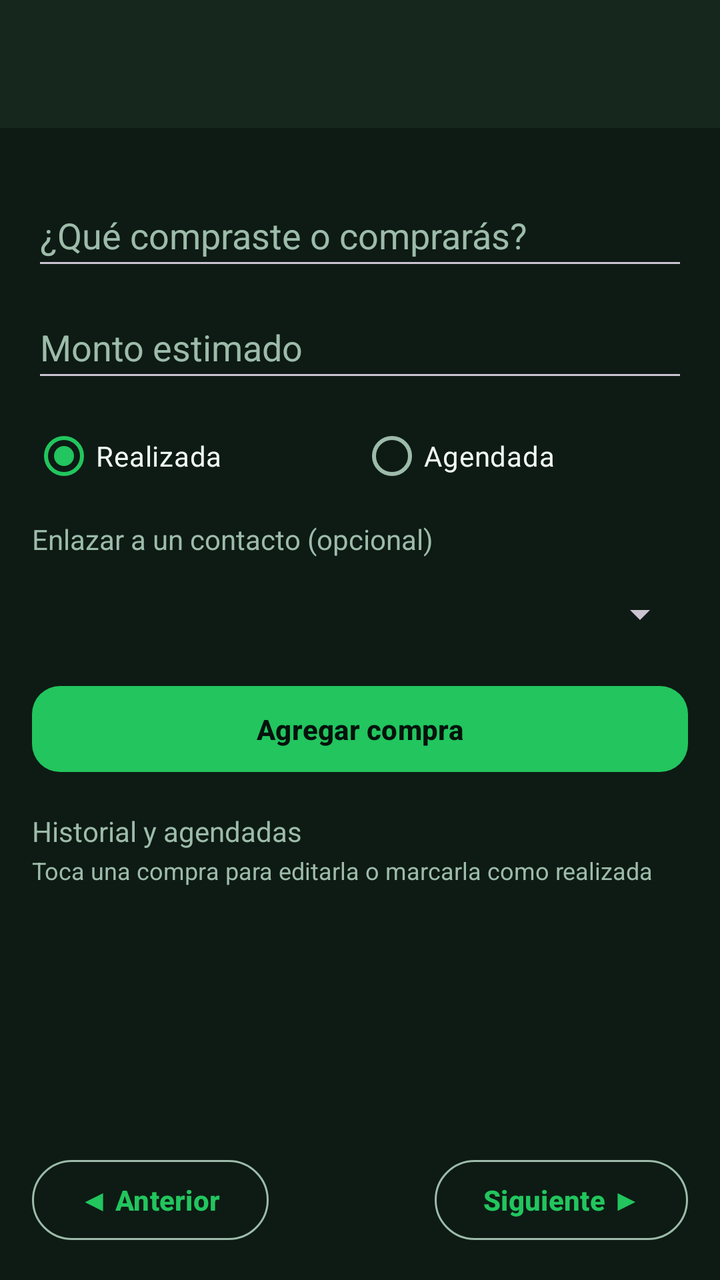
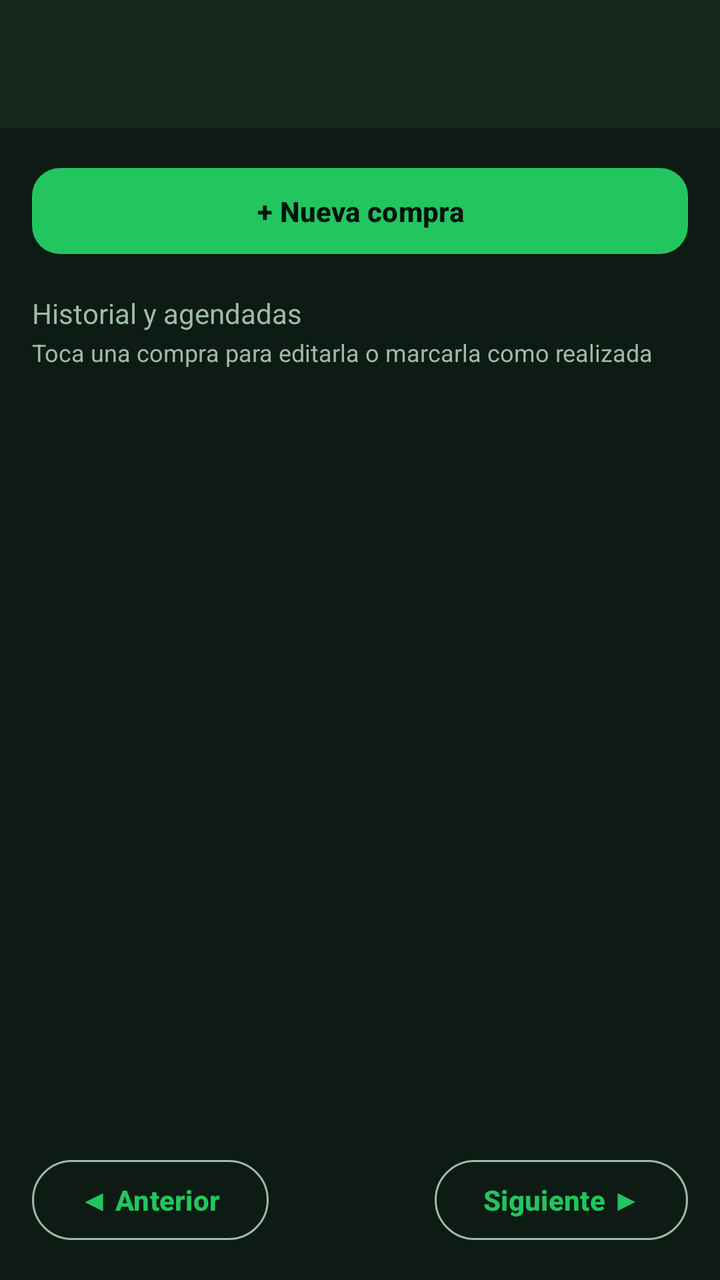

An Android layout rendered at two revisions. The XML below is the earlier revision; the diff shows what the commit changed to produce the second picture.
<!-- AndroidManifest.xml: application theme Theme.LocalCash -->
<!-- res/layout/activity_compras.xml -->
<?xml version="1.0" encoding="utf-8"?>
<androidx.constraintlayout.widget.ConstraintLayout xmlns:android="http://schemas.android.com/apk/res/android"
    xmlns:app="http://schemas.android.com/apk/res-auto"
    xmlns:tools="http://schemas.android.com/tools"
    android:id="@+id/main"
    android:layout_width="match_parent"
    android:layout_height="match_parent"
    android:background="@color/lc_background"
    tools:context=".ComprasActivity">

    <com.google.android.material.appbar.MaterialToolbar
        android:id="@+id/toolbar"
        android:layout_width="0dp"
        android:layout_height="?attr/actionBarSize"
        android:background="@color/lc_surface"
        android:theme="@style/ThemeOverlay.Material3.Dark"
        app:layout_constraintEnd_toEndOf="parent"
        app:layout_constraintStart_toStartOf="parent"
        app:layout_constraintTop_toTopOf="parent" />

    <LinearLayout
        android:layout_width="0dp"
        android:layout_height="0dp"
        android:orientation="vertical"
        android:padding="16dp"
        app:layout_constraintBottom_toBottomOf="parent"
        app:layout_constraintEnd_toEndOf="parent"
        app:layout_constraintStart_toStartOf="parent"
        app:layout_constraintTop_toBottomOf="@id/toolbar">

        <EditText
            android:id="@+id/etTitulo"
            android:layout_width="match_parent"
            android:layout_height="wrap_content"
            android:layout_marginTop="12dp"
            android:hint="@string/acp_ettitulo"
            android:inputType="text"
            android:minHeight="48dp"
            android:textColor="@color/lc_text"
            android:textColorHint="@color/lc_hint" />

        <EditText
            android:id="@+id/etMonto"
            android:layout_width="match_parent"
            android:layout_height="wrap_content"
            android:layout_marginTop="8dp"
            android:hint="@string/acp_etmonto"
            android:inputType="numberDecimal"
            android:minHeight="48dp"
            android:textColor="@color/lc_text"
            android:textColorHint="@color/lc_hint" />

        <RadioGroup
            android:id="@+id/rgEstado"
            android:layout_width="match_parent"
            android:layout_height="wrap_content"
            android:layout_marginTop="8dp"
            android:orientation="horizontal">

            <RadioButton
                android:id="@+id/rbRealizada"
                android:layout_width="0dp"
                android:layout_height="wrap_content"
                android:layout_weight="1"
                android:checked="true"
                android:text="@string/acp_realizada"
                android:textColor="@color/lc_text" />

            <RadioButton
                android:id="@+id/rbAgendada"
                android:layout_width="0dp"
                android:layout_height="wrap_content"
                android:layout_weight="1"
                android:text="@string/acp_agendada"
                android:textColor="@color/lc_text" />
        </RadioGroup>

        <TextView
            android:layout_width="wrap_content"
            android:layout_height="wrap_content"
            android:layout_marginTop="8dp"
            android:text="@string/acp_contacto"
            android:textColor="@color/lc_hint" />

        <Spinner
            android:id="@+id/spContacto"
            android:layout_width="match_parent"
            android:layout_height="wrap_content"
            android:layout_marginTop="4dp"
            android:minHeight="48dp" />

        <Button
            android:id="@+id/btnAgregar"
            android:layout_width="match_parent"
            android:layout_height="wrap_content"
            android:layout_marginTop="8dp"
            android:text="@string/acp_btnagregar" />

        <Button
            android:id="@+id/btnCancelar"
            style="?attr/materialButtonOutlinedStyle"
            android:layout_width="match_parent"
            android:layout_height="wrap_content"
            android:layout_marginTop="4dp"
            android:text="@string/acp_btncancelar"
            android:visibility="gone" />

        <TextView
            android:layout_width="wrap_content"
            android:layout_height="wrap_content"
            android:layout_marginTop="16dp"
            android:text="@string/acp_lista"
            android:textColor="@color/lc_hint" />

        <TextView
            android:layout_width="wrap_content"
            android:layout_height="wrap_content"
            android:layout_marginTop="2dp"
            android:text="@string/acp_toca_editar"
            android:textColor="@color/lc_hint"
            android:textSize="12sp" />

        <androidx.recyclerview.widget.RecyclerView
            android:id="@+id/rvCompras"
            android:layout_width="match_parent"
            android:layout_height="0dp"
            android:layout_marginTop="8dp"
            android:layout_weight="1" />

        <LinearLayout
            android:id="@+id/barraPaginacion"
            android:layout_width="match_parent"
            android:layout_height="wrap_content"
            android:layout_marginTop="8dp"
            android:gravity="center_vertical"
            android:orientation="horizontal">

            <Button
                android:id="@+id/btnPagAnterior"
                style="?attr/materialButtonOutlinedStyle"
                android:layout_width="wrap_content"
                android:layout_height="wrap_content"
                android:text="@string/paginador_anterior" />

            <TextView
                android:id="@+id/tvPagina"
                android:layout_width="0dp"
                android:layout_height="wrap_content"
                android:layout_weight="1"
                android:gravity="center"
                android:textColor="@color/lc_hint" />

            <Button
                android:id="@+id/btnPagSiguiente"
                style="?attr/materialButtonOutlinedStyle"
                android:layout_width="wrap_content"
                android:layout_height="wrap_content"
                android:text="@string/paginador_siguiente" />
        </LinearLayout>

    </LinearLayout>

</androidx.constraintlayout.widget.ConstraintLayout>
<!-- resources referenced by this layout -->
<resources>
  <color name="lc_background">#0D1B14</color>
  <color name="lc_hint">#9DBBAA</color>
  <color name="lc_surface">#16281E</color>
  <color name="lc_text">#F1F8F4</color>
  <string name="acp_agendada">Agendada</string>
  <string name="acp_btnagregar">Agregar compra</string>
  <string name="acp_btncancelar">Cancelar edición</string>
  <string name="acp_contacto">Enlazar a un contacto (opcional)</string>
  <string name="acp_etmonto">Monto estimado</string>
  <string name="acp_ettitulo">¿Qué compraste o comprarás?</string>
  <string name="acp_lista">Historial y agendadas</string>
  <string name="acp_realizada">Realizada</string>
  <string name="acp_toca_editar">Toca una compra para editarla o marcarla como realizada</string>
  <string name="paginador_anterior">◀ Anterior</string>
  <string name="paginador_siguiente">Siguiente ▶</string>
  <style name="Theme.LocalCash" parent="Base.Theme.LocalCash" />
  <style name="Base.Theme.LocalCash" parent="Theme.Material3.Dark.NoActionBar">
          
          <item name="colorPrimary">@color/lc_accent</item>
          <item name="colorOnPrimary">@color/lc_on_primary</item>
          <item name="colorPrimaryContainer">@color/lc_accent_dark</item>
          <item name="colorOnPrimaryContainer">@color/lc_text</item>
          <item name="colorSecondary">@color/lc_accent</item>
          <item name="colorOnSecondary">@color/lc_on_primary</item>
          <item name="colorSecondaryContainer">@color/lc_surface_variant</item>
          <item name="colorOnSecondaryContainer">@color/lc_text</item>
  
          
          <item name="android:colorBackground">@color/lc_background</item>
          <item name="colorSurface">@color/lc_surface</item>
          <item name="colorOnSurface">@color/lc_text</item>
          <item name="colorSurfaceVariant">@color/lc_surface_variant</item>
          <item name="colorOnSurfaceVariant">@color/lc_hint</item>
          <item name="colorOutline">@color/lc_hint</item>
  
          
          <item name="android:statusBarColor">@color/lc_background</item>
          <item name="android:navigationBarColor">@color/lc_background</item>
  
          
          <item name="materialButtonStyle">@style/Widget.LocalCash.Button</item>
      </style>
  <color name="lc_accent">#22C55E</color>
  <color name="lc_on_primary">#04120C</color>
  <color name="lc_accent_dark">#15803D</color>
  <color name="lc_surface_variant">#1E3528</color>
  <style name="Widget.LocalCash.Button" parent="Widget.Material3.Button">
          <item name="cornerRadius">14dp</item>
          <item name="android:paddingTop">12dp</item>
          <item name="android:paddingBottom">12dp</item>
          <item name="android:textAllCaps">false</item>
          <item name="android:textStyle">bold</item>
      </style>
</resources>

<!-- the commit's change to res/layout/activity_compras.xml (unified diff, before → after) -->
@@ -28,82 +28,11 @@
         app:layout_constraintStart_toStartOf="parent"
         app:layout_constraintTop_toBottomOf="@id/toolbar">
 
-        <EditText
-            android:id="@+id/etTitulo"
+        <Button
+            android:id="@+id/btnNueva"
             android:layout_width="match_parent"
             android:layout_height="wrap_content"
-            android:layout_marginTop="12dp"
-            android:hint="@string/acp_ettitulo"
-            android:inputType="text"
-            android:minHeight="48dp"
-            android:textColor="@color/lc_text"
-            android:textColorHint="@color/lc_hint" />
-
-        <EditText
-            android:id="@+id/etMonto"
-            android:layout_width="match_parent"
-            android:layout_height="wrap_content"
-            android:layout_marginTop="8dp"
-            android:hint="@string/acp_etmonto"
-            android:inputType="numberDecimal"
-            android:minHeight="48dp"
-            android:textColor="@color/lc_text"
-            android:textColorHint="@color/lc_hint" />
-
-        <RadioGroup
-            android:id="@+id/rgEstado"
-            android:layout_width="match_parent"
-            android:layout_height="wrap_content"
-            android:layout_marginTop="8dp"
-            android:orientation="horizontal">
-
-            <RadioButton
-                android:id="@+id/rbRealizada"
-                android:layout_width="0dp"
-                android:layout_height="wrap_content"
-                android:layout_weight="1"
-                android:checked="true"
-                android:text="@string/acp_realizada"
-                android:textColor="@color/lc_text" />
-
-            <RadioButton
-                android:id="@+id/rbAgendada"
-                android:layout_width="0dp"
-                android:layout_height="wrap_content"
-                android:layout_weight="1"
-                android:text="@string/acp_agendada"
-                android:textColor="@color/lc_text" />
-        </RadioGroup>
-
-        <TextView
-            android:layout_width="wrap_content"
-            android:layout_height="wrap_content"
-            android:layout_marginTop="8dp"
-            android:text="@string/acp_contacto"
-            android:textColor="@color/lc_hint" />
-
-        <Spinner
-            android:id="@+id/spContacto"
-            android:layout_width="match_parent"
-            android:layout_height="wrap_content"
-            android:layout_marginTop="4dp"
-            android:minHeight="48dp" />
-
-        <Button
-            android:id="@+id/btnAgregar"
-            android:layout_width="match_parent"
-            android:layout_height="wrap_content"
-            android:layout_marginTop="8dp"
-            android:text="@string/acp_btnagregar" />
-
-        <Button
-            android:id="@+id/btnCancelar"
-            style="?attr/materialButtonOutlinedStyle"
-            android:layout_width="match_parent"
-            android:layout_height="wrap_content"
-            android:layout_marginTop="4dp"
-            android:text="@string/acp_btncancelar"
-            android:visibility="gone" />
+            android:text="@string/acp_nueva" />
 
         <TextView
             android:layout_width="wrap_content"
<!-- resource entries referenced after the edit -->
@@ -4,14 +4,8 @@
   <color name="lc_hint">#9DBBAA</color>
   <color name="lc_surface">#16281E</color>
   <color name="lc_text">#F1F8F4</color>
-  <string name="acp_agendada">Agendada</string>
-  <string name="acp_btnagregar">Agregar compra</string>
-  <string name="acp_btncancelar">Cancelar edición</string>
-  <string name="acp_contacto">Enlazar a un contacto (opcional)</string>
-  <string name="acp_etmonto">Monto estimado</string>
-  <string name="acp_ettitulo">¿Qué compraste o comprarás?</string>
   <string name="acp_lista">Historial y agendadas</string>
-  <string name="acp_realizada">Realizada</string>
+  <string name="acp_nueva">+ Nueva compra</string>
   <string name="acp_toca_editar">Toca una compra para editarla o marcarla como realizada</string>
   <string name="paginador_anterior">◀ Anterior</string>
   <string name="paginador_siguiente">Siguiente ▶</string>
